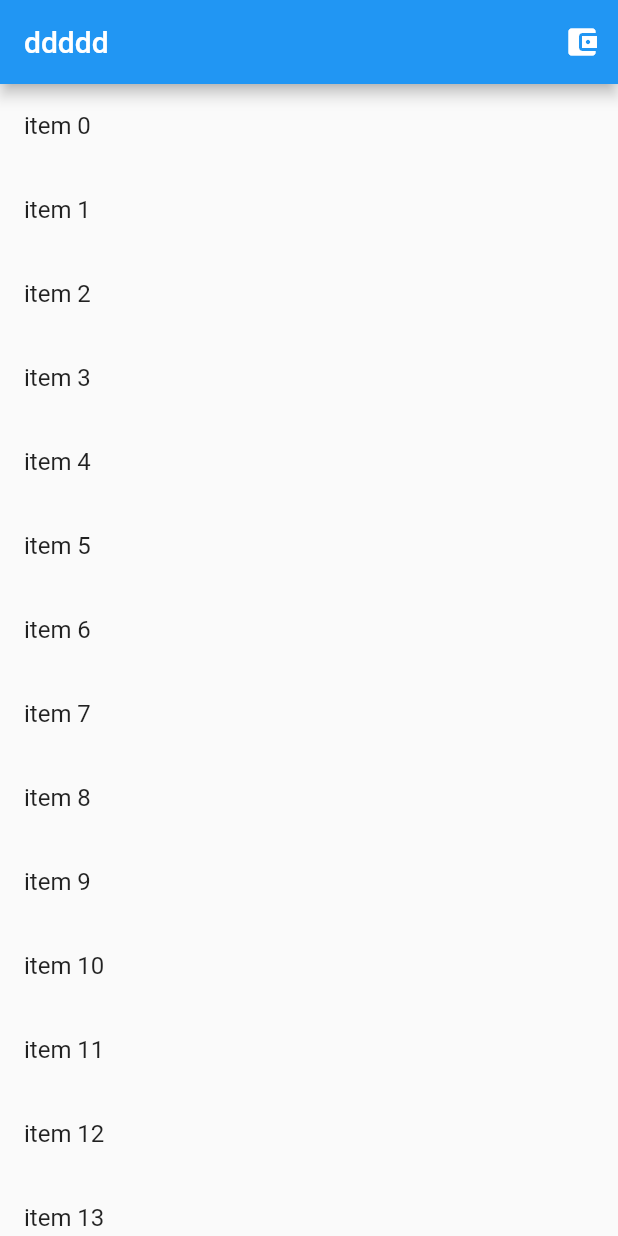
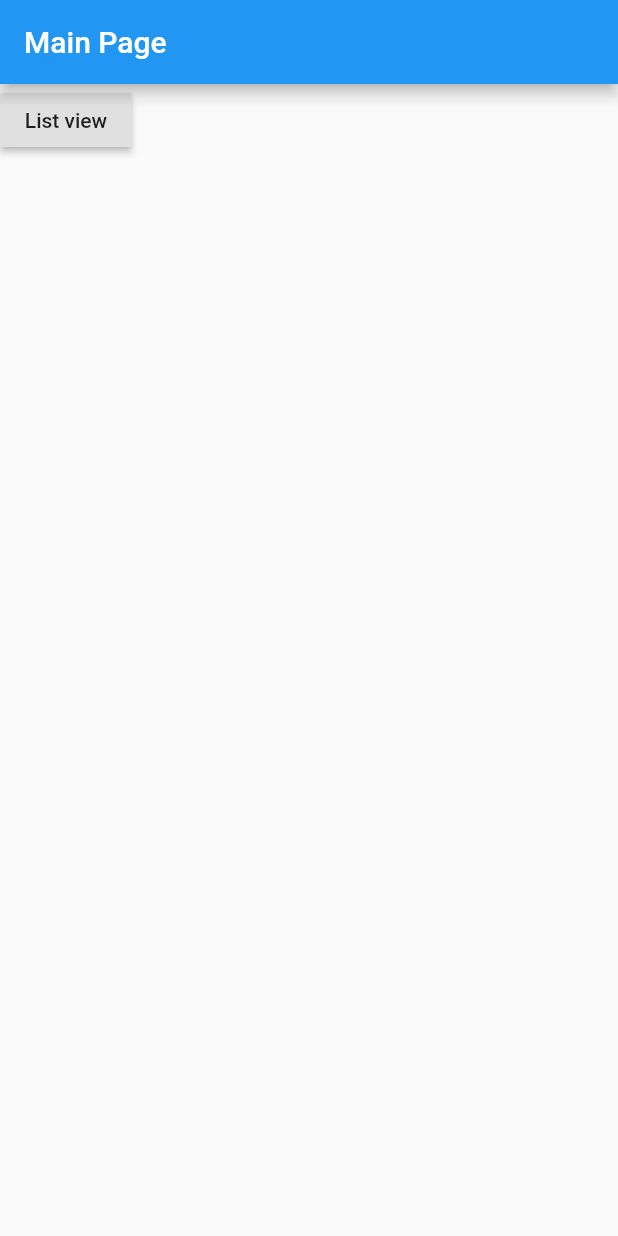
Before and after one commit to samialfattani/Tiger, a Flutter app: the screen it shows after launch, on a phone screen of 412 x 824 dp. Run offline on Flutter 3.47's test engine with Material 2 defaults, Android fonts, the phone set to English and light mode, and no system bars.

Commit message:
fix navigation problem

```diff
--- /dev/null
+++ b/lib/HomeScreen.dart
@@ -0,0 +1,24 @@
+import 'package:flutter/material.dart';
+
+class HomeScreen extends StatefulWidget {
+  @override
+  _State createState() => _State();
+}
+
+class _State extends State<HomeScreen> {
+  @override
+  Widget build(BuildContext context)
+  {
+    return
+      new Scaffold(
+          appBar: new AppBar(
+                title: Text('Main Page'),
+           ),
+          body: new RaisedButton(
+            onPressed: () => Navigator.pushNamed(context, '/MyList' ),
+            child: new Text('List view')
+            )
+      );
+
+  }//end build
+}
--- /dev/null
+++ b/lib/list_with_stateless.dart
@@ -0,0 +1,42 @@
+
+import 'package:flutter/material.dart';
+
+
+class MyList extends StatelessWidget
+{
+  final List<Widget> lst = [];
+  MyList()
+  {
+    for (var i = 0; i < 20; i++){
+      var l = ListTile(
+        title: Text('item $i'),
+        onTap: () => print('click item $i'), );
+
+      lst.add(l);
+    }
+  }
+
+  int x = 0;
+  @override
+  Widget build(BuildContext context)
+  {
+
+    return new MaterialApp(
+     home: Scaffold(
+          appBar: new AppBar(
+                    title: Text('ddddd'),
+                    actions: [
+                        IconButton(icon:  new Icon( Icons.account_balance_wallet ),
+                              onPressed: myAction_On_appbar )
+                      ],
+           ),
+          body: ListView(children:lst,),
+      )
+    );
+  } // Widget
+
+  void myAction_On_appbar(){
+    print( "hllllllllllllo " + (this.x+1).toString() );
+  }
+
+} //StatelessWidget
--- a/lib/main.dart
+++ b/lib/main.dart
@@ -1,43 +1,23 @@
 
 import 'package:flutter/material.dart';
-
+import 'list_with_stateless.dart';
+import 'HomeScreen.dart';
 void main() =>  runApp(MyApp());
 
 class MyApp extends StatelessWidget
 {
-  List<Widget> lst = [];
-  MyApp()
-  {
-    for (var i = 0; i < 20; i++){
-      var l = ListTile(
-        title: Text('item $i'),
-        onTap: () => print('click item $i'), );
-
-      lst.add(l);
-    }
-  }
-
-  int x = 0;
   @override
   Widget build(BuildContext context)
   {
 
-    return new MaterialApp(
-     home: Scaffold(
-          appBar: new AppBar(
-                    title: Text('ddddd'),
-                    actions: [
-                        IconButton(icon:  new Icon( Icons.account_balance_wallet ),
-                              onPressed: myAction_On_appbar )
-                      ],
-           ),
-          body: ListView(children:lst,),
-      )
+    return
+    new MaterialApp(
+      home: new HomeScreen(),
+
+      routes: <String, WidgetBuilder>{
+        '/MyList': (BuildContext context) => new MyList(),
+      },
     );
   } // Widget
 
-  void myAction_On_appbar(){
-    print( "hllllllllllllo " + (this.x+1).toString() );
-  }
-
 } //StatelessWidget
```
